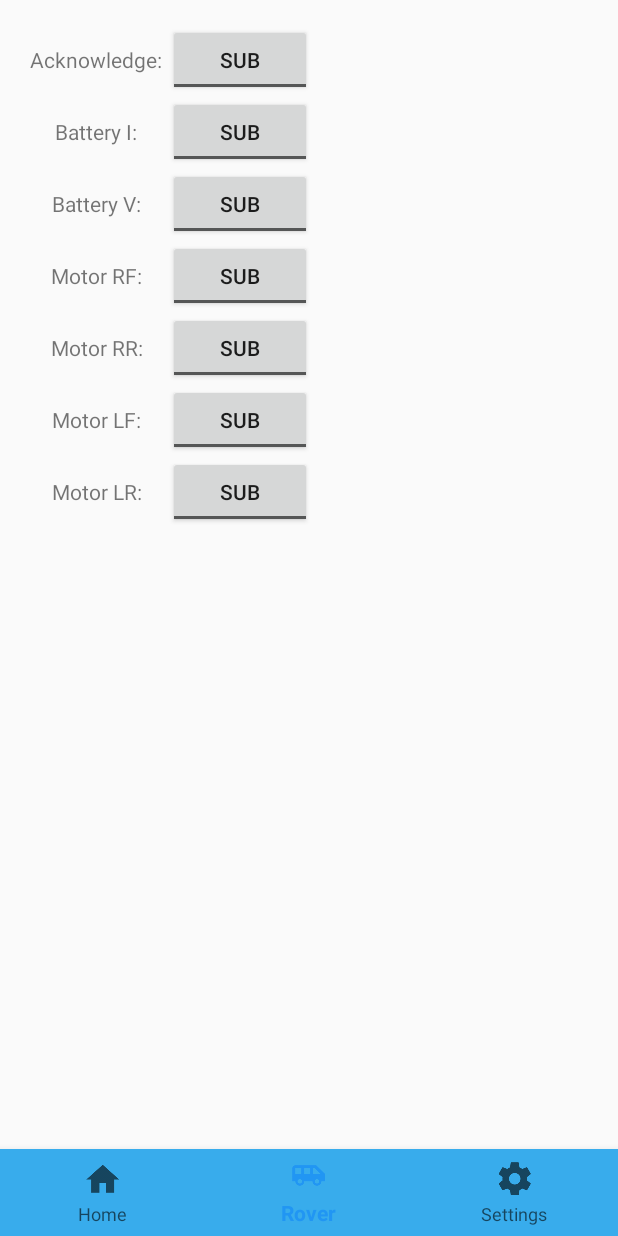
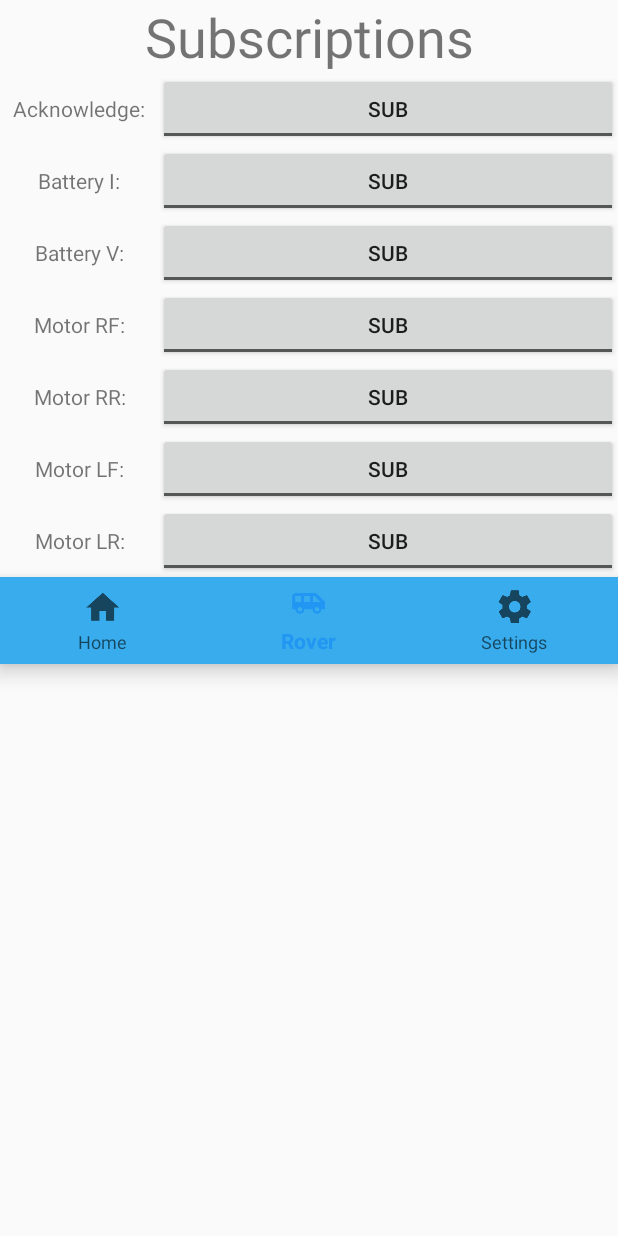
Before and after one commit to ButtiAlJallaf/spacecraftoperations, an Android app: the RoverTelemetry screen opened directly, with no data from a screen before it, on a phone screen of 412 x 824 dp. Run offline under Robolectric (Android 15) with nearby library versions, the phone set to English and light mode, and no system bars; libraries missing offline, so code that uses them is left out: com.jjoe64.graphview.

Commit message:
Improved the design of telemetry layout

```diff
--- a/app/src/main/java/com/example/user/spacecraftoperationsapplication/Rover.java
+++ b/app/src/main/java/com/example/user/spacecraftoperationsapplication/Rover.java
@@ -18,6 +18,7 @@ import android.widget.ToggleButton;
 import com.jjoe64.graphview.GraphView;
 import com.jjoe64.graphview.series.DataPoint;
 import com.jjoe64.graphview.series.LineGraphSeries;
+import com.jjoe64.graphview.series.PointsGraphSeries;
 
 import org.json.JSONException;
 import org.json.JSONObject;
@@ -240,6 +241,5 @@ public class Rover extends AppCompatActivity {
                 new DataPoint(3, 2),
                 new DataPoint(4, 6)
         });
-        graph.addSeries(series);
     }
 }
--- a/app/src/main/res/layout/activity_rover_telemetry.xml
+++ b/app/src/main/res/layout/activity_rover_telemetry.xml
@@ -1,185 +1,172 @@
 <?xml version="1.0" encoding="utf-8"?>
-<android.support.constraint.ConstraintLayout xmlns:android="http://schemas.android.com/apk/res/android"
+<LinearLayout xmlns:android="http://schemas.android.com/apk/res/android"
     xmlns:app="http://schemas.android.com/apk/res-auto"
     xmlns:tools="http://schemas.android.com/tools"
     android:layout_width="match_parent"
     android:layout_height="match_parent"
+    android:orientation="vertical"
     tools:context=".RoverTelemetry">
 
-    <ToggleButton
-        android:id="@+id/power_telemetry.motor_lr_I"
-        android:layout_width="96dp"
-        android:layout_height="48dp"
-        android:layout_marginStart="112dp"
-        android:layout_marginLeft="112dp"
-        android:layout_marginTop="304dp"
-        android:text="ToggleButton"
-        android:textOff="Sub"
-        android:textOn="Unsub"
-        app:layout_constraintStart_toStartOf="parent"
-        app:layout_constraintTop_toTopOf="parent" />
+    <TextView
+        android:id="@+id/lblHeading"
+        android:layout_width="match_parent"
+        android:layout_height="wrap_content"
+        android:gravity="center"
+        android:text="Subscriptions"
+        android:textSize="36sp" />
 
-    <TextView
-        android:id="@+id/textView"
-        android:layout_width="96dp"
-        android:layout_height="48dp"
-        android:layout_marginStart="16dp"
-        android:layout_marginLeft="16dp"
-        android:layout_marginTop="16dp"
-        android:gravity="center"
-        android:text="Acknowledge:"
-        app:layout_constraintStart_toStartOf="parent"
-        app:layout_constraintTop_toTopOf="parent" />
+    <LinearLayout
+        android:layout_width="match_parent"
+        android:layout_height="wrap_content"
+        android:orientation="horizontal">
 
-    <ToggleButton
-        android:id="@+id/power_telemetry.motor_rf_I"
-        android:layout_width="96dp"
-        android:layout_height="48dp"
-        android:layout_marginStart="112dp"
-        android:layout_marginLeft="112dp"
-        android:layout_marginTop="160dp"
-        android:text="ToggleButton"
-        android:textOff="Sub"
-        android:textOn="Unsub"
-        app:layout_constraintStart_toStartOf="parent"
-        app:layout_constraintTop_toTopOf="parent" />
+        <TextView
+            android:id="@+id/lblAcknowledge"
+            android:layout_width="105dp"
+            android:layout_height="match_parent"
+            android:gravity="center"
+            android:text="Acknowledge:" />
 
-    <TextView
-        android:id="@+id/textView2"
-        android:layout_width="96dp"
-        android:layout_height="48dp"
-        android:layout_marginStart="16dp"
-        android:layout_marginLeft="16dp"
-        android:layout_marginTop="160dp"
-        android:gravity="center"
-        android:text="Motor RF:"
-        app:layout_constraintStart_toStartOf="parent"
-        app:layout_constraintTop_toTopOf="parent" />
+        <ToggleButton
+            android:id="@+id/ack.msg"
+            android:layout_width="match_parent"
+            android:layout_height="wrap_content"
+            android:text="ToggleButton"
+            android:textOff="Sub"
+            android:textOn="Unsub" />
 
-    <ToggleButton
-        android:id="@+id/power_telemetry.battery_V"
-        android:layout_width="96dp"
-        android:layout_height="48dp"
-        android:layout_marginStart="112dp"
-        android:layout_marginLeft="112dp"
-        android:layout_marginTop="112dp"
-        android:text="ToggleButton"
-        android:textOff="Sub"
-        android:textOn="Unsub"
-        app:layout_constraintStart_toStartOf="parent"
-        app:layout_constraintTop_toTopOf="parent" />
+    </LinearLayout>
 
-    <ToggleButton
-        android:id="@+id/power_telemetry.motor_lf_I"
-        android:layout_width="96dp"
-        android:layout_height="48dp"
-        android:layout_marginStart="112dp"
-        android:layout_marginLeft="112dp"
-        android:layout_marginTop="256dp"
-        android:text="ToggleButton"
-        android:textOff="Sub"
-        android:textOn="Unsub"
-        app:layout_constraintStart_toStartOf="parent"
-        app:layout_constraintTop_toTopOf="parent" />
+    <LinearLayout
+        android:layout_width="match_parent"
+        android:layout_height="wrap_content"
+        android:orientation="horizontal">
 
-    <ToggleButton
-        android:id="@+id/power_telemetry.motor_rr_I"
-        android:layout_width="96dp"
-        android:layout_height="48dp"
-        android:layout_marginStart="112dp"
-        android:layout_marginLeft="112dp"
-        android:layout_marginTop="208dp"
-        android:text="ToggleButton"
-        android:textOff="Sub"
-        android:textOn="Unsub"
-        app:layout_constraintStart_toStartOf="parent"
-        app:layout_constraintTop_toTopOf="parent" />
+        <TextView
+            android:id="@+id/textView7"
+            android:layout_width="105dp"
+            android:layout_height="match_parent"
+            android:gravity="center"
+            android:text="Battery I:" />
 
-    <TextView
-        android:id="@+id/textView3"
-        android:layout_width="96dp"
-        android:layout_height="48dp"
-        android:layout_marginStart="16dp"
-        android:layout_marginLeft="16dp"
-        android:layout_marginTop="304dp"
-        android:gravity="center"
-        android:text="Motor LR:"
-        app:layout_constraintStart_toStartOf="parent"
-        app:layout_constraintTop_toTopOf="parent" />
+        <ToggleButton
+            android:id="@+id/power_telemetry.battery_I"
+            android:layout_width="match_parent"
+            android:layout_height="wrap_content"
+            android:text="ToggleButton"
+            android:textOff="Sub"
+            android:textOn="Unsub" />
+    </LinearLayout>
 
-    <ToggleButton
-        android:id="@+id/power_telemetry.battery_I"
-        android:layout_width="96dp"
-        android:layout_height="48dp"
-        android:layout_marginStart="112dp"
-        android:layout_marginLeft="112dp"
-        android:layout_marginTop="64dp"
-        android:text="ToggleButton"
-        android:textOff="Sub"
-        android:textOn="Unsub"
-        app:layout_constraintStart_toStartOf="parent"
-        app:layout_constraintTop_toTopOf="parent" />
+    <LinearLayout
+        android:layout_width="match_parent"
+        android:layout_height="wrap_content"
+        android:orientation="horizontal">
 
-    <TextView
-        android:id="@+id/textView4"
-        android:layout_width="96dp"
-        android:layout_height="48dp"
-        android:layout_marginStart="16dp"
-        android:layout_marginLeft="16dp"
-        android:layout_marginTop="256dp"
-        android:gravity="center"
-        android:text="Motor LF:"
-        app:layout_constraintStart_toStartOf="parent"
-        app:layout_constraintTop_toTopOf="parent" />
+        <TextView
+            android:id="@+id/lblBatteryV"
+            android:layout_width="105dp"
+            android:layout_height="match_parent"
+            android:gravity="center"
+            android:text="Battery V:" />
 
-    <TextView
-        android:id="@+id/textView5"
-        android:layout_width="96dp"
-        android:layout_height="48dp"
-        android:layout_marginStart="16dp"
-        android:layout_marginLeft="16dp"
-        android:layout_marginTop="208dp"
-        android:gravity="center"
-        android:text="Motor RR:"
-        app:layout_constraintStart_toStartOf="parent"
-        app:layout_constraintTop_toTopOf="parent" />
+        <ToggleButton
+            android:id="@+id/power_telemetry.battery_V"
+            android:layout_width="match_parent"
+            android:layout_height="wrap_content"
+            android:text="ToggleButton"
+            android:textOff="Sub"
+            android:textOn="Unsub" />
 
-    <TextView
-        android:id="@+id/textView6"
-        android:layout_width="96dp"
-        android:layout_height="48dp"
-        android:layout_marginStart="16dp"
-        android:layout_marginLeft="16dp"
-        android:layout_marginTop="112dp"
-        android:gravity="center"
-        android:text="Battery V:"
-        app:layout_constraintStart_toStartOf="parent"
-        app:layout_constraintTop_toTopOf="parent" />
+    </LinearLayout>
 
-    <ToggleButton
-        android:id="@+id/ack.msg"
-        android:layout_width="96dp"
-        android:layout_height="48dp"
-        android:layout_marginStart="112dp"
-        android:layout_marginLeft="112dp"
-        android:layout_marginTop="16dp"
-        android:text="ToggleButton"
-        android:textOff="Sub"
-        android:textOn="Unsub"
-        app:layout_constraintStart_toStartOf="parent"
-        app:layout_constraintTop_toTopOf="parent" />
+    <LinearLayout
+        android:layout_width="match_parent"
+        android:layout_height="wrap_content"
+        android:orientation="horizontal">
 
-    <TextView
-        android:id="@+id/textView7"
-        android:layout_width="96dp"
-        android:layout_height="48dp"
-        android:layout_marginStart="16dp"
-        android:layout_marginLeft="16dp"
-        android:layout_marginTop="64dp"
-        android:gravity="center"
-        android:text="Battery I:"
-        app:layout_constraintStart_toStartOf="parent"
-        app:layout_constraintTop_toTopOf="parent" />
+        <TextView
+            android:id="@+id/lblMotorRF"
+            android:layout_width="105dp"
+            android:layout_height="match_parent"
+            android:gravity="center"
+            android:text="Motor RF:" />
+
+        <ToggleButton
+            android:id="@+id/power_telemetry.motor_rf_I"
+            android:layout_width="match_parent"
+            android:layout_height="wrap_content"
+            android:text="ToggleButton"
+            android:textOff="Sub"
+            android:textOn="Unsub" />
+
+    </LinearLayout>
+
+    <LinearLayout
+        android:layout_width="match_parent"
+        android:layout_height="wrap_content"
+        android:orientation="horizontal">
+
+        <TextView
+            android:id="@+id/lblNewMotorRF"
+            android:layout_width="105dp"
+            android:layout_height="match_parent"
+            android:gravity="center"
+            android:text="Motor RR:" />
+
+        <ToggleButton
+            android:id="@+id/power_telemetry.motor_rr_I"
+            android:layout_width="match_parent"
+            android:layout_height="wrap_content"
+            android:text="ToggleButton"
+            android:textOff="Sub"
+            android:textOn="Unsub" />
+
+    </LinearLayout>
+
+    <LinearLayout
+        android:layout_width="match_parent"
+        android:layout_height="wrap_content"
+        android:orientation="horizontal">
+
+        <TextView
+            android:id="@+id/textView6"
+            android:layout_width="105dp"
+            android:layout_height="match_parent"
+            android:gravity="center"
+            android:text="Motor LF:" />
+
+        <ToggleButton
+            android:id="@+id/power_telemetry.motor_lf_I"
+            android:layout_width="match_parent"
+            android:layout_height="wrap_content"
+            android:text="ToggleButton"
+            android:textOff="Sub"
+            android:textOn="Unsub" />
+
+    </LinearLayout>
+
+    <LinearLayout
+        android:layout_width="match_parent"
+        android:layout_height="wrap_content"
+        android:orientation="horizontal">
+
+        <TextView
+            android:id="@+id/lblMotorLR"
+            android:layout_width="105dp"
+            android:layout_height="match_parent"
+            android:gravity="center"
+            android:text="Motor LR:" />
+
+        <ToggleButton
+            android:id="@+id/power_telemetry.motor_lr_I"
+            android:layout_width="match_parent"
+            android:layout_height="wrap_content"
+            android:text="ToggleButton"
+            android:textOff="Sub"
+            android:textOn="Unsub" />
+
+    </LinearLayout>
 
     <android.support.design.widget.BottomNavigationView
         android:id="@+id/bottom_navigation"
@@ -192,4 +179,4 @@
         app:layout_constraintStart_toStartOf="parent"
         app:menu="@menu/bottom_navigation_menu" />
 
-</android.support.constraint.ConstraintLayout>
+</LinearLayout>
```
